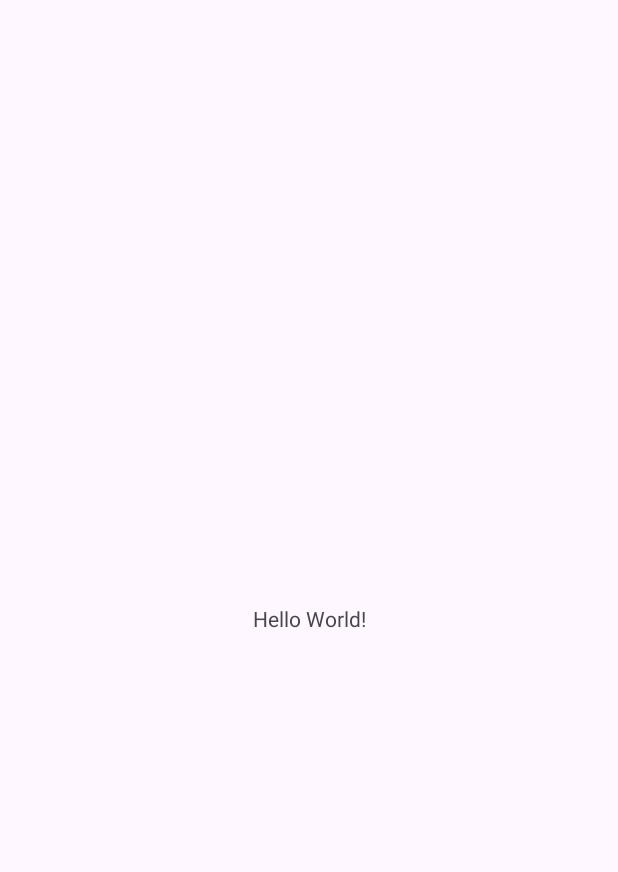
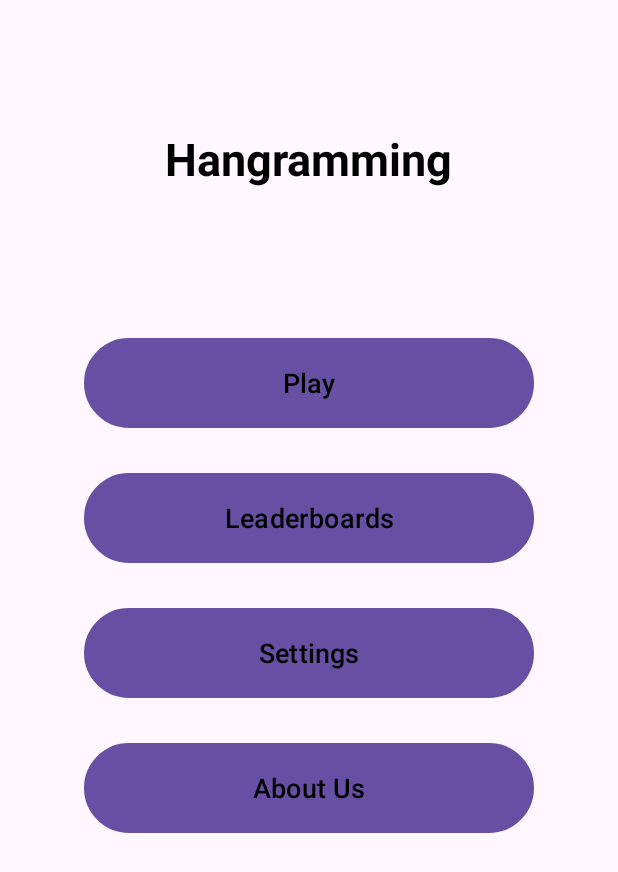
Before and after one commit to KingAlagon/HangrammingFinal, an Android app: the MainActivity screen opened directly, with no data from a screen before it, on a phone screen of 412 x 824 dp. Before the commit the part shown is almost empty. Shown: the top 872 px of the screen. Run offline under Robolectric (Android 15) with nearby library versions, the phone set to English and light mode, and no system bars.

```diff
--- a/app/build.gradle.kts
+++ b/app/build.gradle.kts
@@ -38,6 +38,7 @@ dependencies {
     implementation("com.google.android.material:material:1.9.0")
     implementation("androidx.constraintlayout:constraintlayout:2.1.4")
     implementation("com.google.firebase:firebase-database:20.2.2")
+    implementation("com.google.firebase:firebase-auth:22.1.2")
     testImplementation("junit:junit:4.13.2")
     androidTestImplementation("androidx.test.ext:junit:1.1.5")
     androidTestImplementation("androidx.test.espresso:espresso-core:3.5.1")
--- a/app/src/main/java/com/example/hangramming/SignupActivity.java
+++ b/app/src/main/java/com/example/hangramming/SignupActivity.java
@@ -9,7 +9,8 @@ import android.widget.Button;
 import android.widget.EditText;
 import android.widget.TextView;
 import android.widget.Toast;
-
+import com.google.firebase.auth.FirebaseAuth;
+import com.google.firebase.auth.FirebaseUser;
 import com.google.firebase.database.DatabaseReference;
 import com.google.firebase.database.FirebaseDatabase;
 
--- a/app/src/main/res/layout/activity_main.xml
+++ b/app/src/main/res/layout/activity_main.xml
@@ -1,18 +1,67 @@
 <?xml version="1.0" encoding="utf-8"?>
-<androidx.constraintlayout.widget.ConstraintLayout xmlns:android="http://schemas.android.com/apk/res/android"
-    xmlns:app="http://schemas.android.com/apk/res-auto"
+<LinearLayout xmlns:app="http://schemas.android.com/apk/res-auto"
     xmlns:tools="http://schemas.android.com/tools"
+    xmlns:android="http://schemas.android.com/apk/res/android"
     android:layout_width="match_parent"
     android:layout_height="match_parent"
+    android:orientation="vertical"
+
+
     tools:context=".MainActivity">
 
     <TextView
         android:layout_width="wrap_content"
-        android:layout_height="wrap_content"
-        android:text="Hello World!"
-        app:layout_constraintBottom_toBottomOf="parent"
-        app:layout_constraintEnd_toEndOf="parent"
-        app:layout_constraintStart_toStartOf="parent"
-        app:layout_constraintTop_toTopOf="parent" />
+        android:layout_height="60dp"
+        android:layout_gravity="center"
+        android:layout_marginTop="85dp"
+        android:text="Hangramming"
+        android:textColor="@color/black"
+        android:textSize="30sp"
+        android:textStyle="bold" />
 
-</androidx.constraintlayout.widget.ConstraintLayout>
+    <Button
+        android:id="@+id/play"
+        android:layout_width="300dp"
+        android:layout_gravity="center"
+        android:layout_height="60dp"
+        android:layout_marginTop="80dp"
+        android:text="Play"
+        android:textColor="@color/black"
+        android:background="@drawable/btn_gradient"
+        android:textSize="18sp"/>
+
+    <Button
+        android:id="@+id/leaderboards"
+        android:layout_width="300dp"
+        android:layout_gravity="center"
+        android:layout_height="60dp"
+        android:layout_marginTop="30dp"
+        android:text="Leaderboards"
+        android:textColor="@color/black"
+        android:background="@drawable/btn_gradient"
+        android:textSize="18sp"/>
+
+    <Button
+        android:id="@+id/settings"
+        android:layout_width="300dp"
+        android:layout_gravity="center"
+        android:layout_height="60dp"
+        android:layout_marginTop="30dp"
+        android:text="Settings"
+        android:textColor="@color/black"
+        android:background="@drawable/btn_gradient"
+        android:textSize="18sp"/>
+    <Button
+        android:id="@+id/about"
+        android:layout_width="300dp"
+        android:layout_gravity="center"
+        android:layout_height="60dp"
+        android:layout_marginTop="30dp"
+        android:text="About Us"
+        android:textColor="@color/black"
+        android:background="@drawable/btn_gradient"
+        android:textSize="18sp"/>
+
+
+
+</LinearLayout>
```
